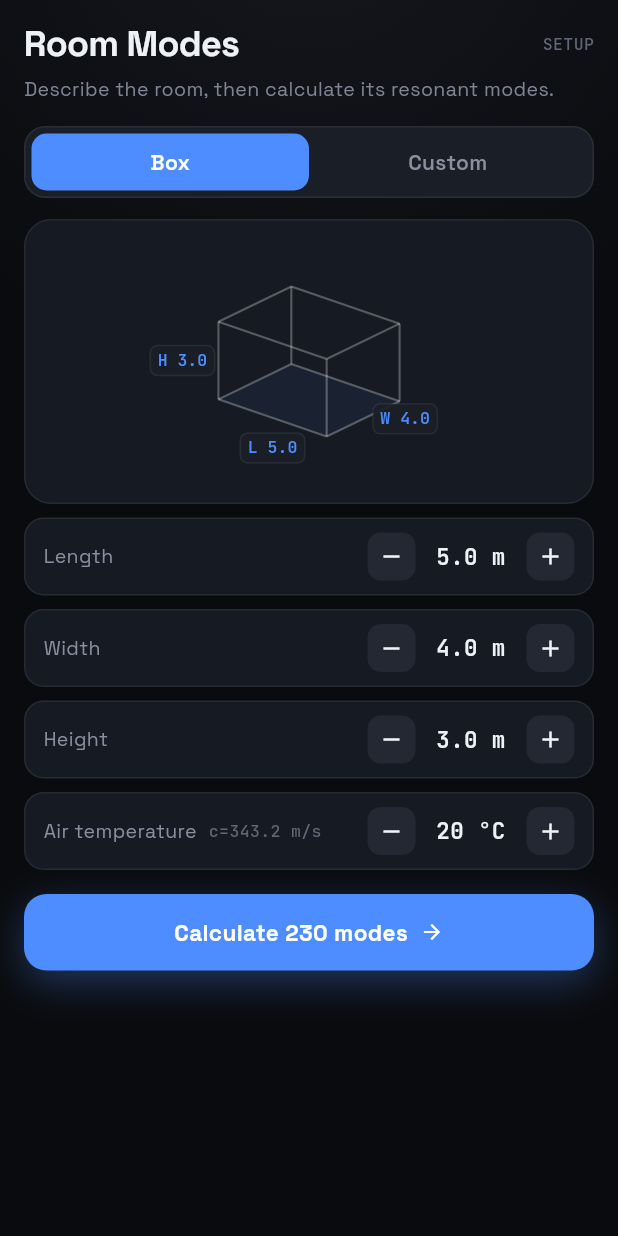
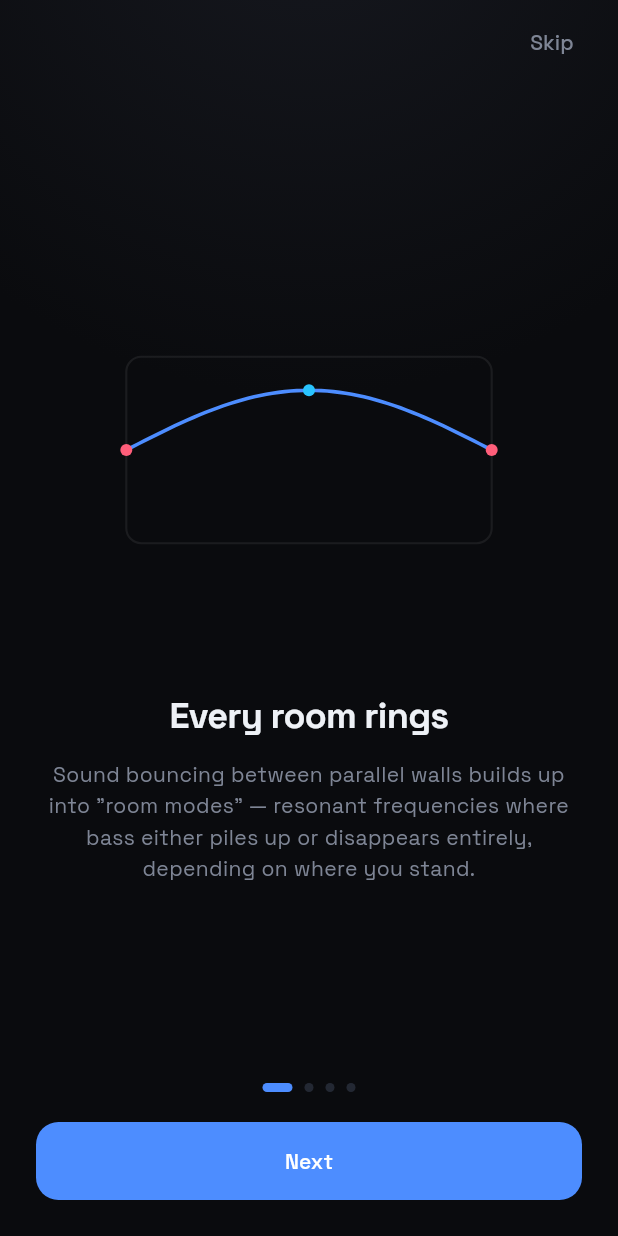
Before and after one commit to denis97/Room-Mode-calculator, a Flutter app: the screen it shows after launch, on a phone screen of 412 x 824 dp. Run offline on Flutter 3.47's test engine with Material 3 defaults, Android fonts, the phone set to English and light mode, and no system bars; our stand-ins replace audioplayers, flutter_riverpod, shared_preferences; missing offline and left inert: dart:ffi.

Commit message:
Add a first-launch onboarding intro
A 4-page swipeable explainer shown once on first launch, before Setup:
room modes as a concept, any-shape room support, exploring/hearing
modes, and the room-quality readouts. Each page has a small bespoke
CustomPainter illustration (a standing wave, box vs. L-shape, a mini
frequency axis + piano row, an ascending Bonello-style bar chart) built
from the app's existing color palette rather than generic icons.

- lib/state/onboarding_providers.dart: persists "seen" via
  shared_preferences; main() loads it before runApp() so the correct
  starting screen (onboarding vs. straight to Setup) is known
  synchronously, no loading flash.
- lib/ui/screens/onboarding_screen.dart: PageView + dot indicator +
  Skip/Next/Get started controls. Also reachable later via a help icon
  next to Setup's header, which pushes it as a normal route and pops
  back on finish instead of relying on the app's `home` swapping.

Caught a real overflow bug while testing this at a default (small)
test viewport: the page Column had no scroll fallback and a
width-derived AspectRatio illustration, which overflowed by 254px at
modest heights (short/landscape screens, large system font scaling).
Fixed with a LayoutBuilder + min-height-constrained
SingleChildScrollView (centers when content fits, scrolls instead of
clipping when it doesn't) and capping the illustration to a fraction
of the available height instead of deriving it from width alone.
Verified overflow-free at both a normal phone size and an intentionally
short/landscape one.

test/widgets/onboarding_screen_test.dart deliberately avoids importing
main.dart/root_screen.dart: those transitively pull in two files
(floor_plan_editor.dart, computed_mode_3d_view.dart) that use Flutter/
vector_math APIs newer than this repo's locally pinned SDK -- a
pre-existing, unrelated version mismatch (visible in `flutter
analyze`) that would otherwise fail this test file to compile.

Co-Authored-By: Claude Sonnet 5 <noreply@anthropic.com>
Claude-Session: https://claude.ai/code/session_01BhpgNpzTWRzpJgxQ4iRw1V

```diff
--- a/lib/main.dart
+++ b/lib/main.dart
@@ -1,23 +1,33 @@
 import 'package:flutter/material.dart';
 import 'package:flutter_riverpod/flutter_riverpod.dart';
 
+import 'state/onboarding_providers.dart';
 import 'ui/app_theme.dart';
+import 'ui/screens/onboarding_screen.dart';
 import 'ui/screens/root_screen.dart';
 
-void main() {
-  runApp(const ProviderScope(child: RoomModeApp()));
+void main() async {
+  WidgetsFlutterBinding.ensureInitialized();
+  final hasSeenOnboarding = await loadHasSeenOnboarding();
+  runApp(ProviderScope(
+    overrides: [
+      hasSeenOnboardingProvider.overrideWith((ref) => hasSeenOnboarding),
+    ],
+    child: const RoomModeApp(),
+  ));
 }
 
-class RoomModeApp extends StatelessWidget {
+class RoomModeApp extends ConsumerWidget {
   const RoomModeApp({super.key});
 
   @override
-  Widget build(BuildContext context) {
+  Widget build(BuildContext context, WidgetRef ref) {
+    final hasSeenOnboarding = ref.watch(hasSeenOnboardingProvider);
     return MaterialApp(
       title: 'Room Mode Calculator',
       debugShowCheckedModeBanner: false,
       theme: buildAppTheme(),
-      home: const RootScreen(),
+      home: hasSeenOnboarding ? const RootScreen() : const OnboardingScreen(),
     );
   }
 }
--- /dev/null
+++ b/lib/ui/screens/onboarding_screen.dart
@@ -0,0 +1,443 @@
+import 'dart:math' as math;
+
+import 'package:flutter/material.dart';
+import 'package:flutter_riverpod/flutter_riverpod.dart';
+
+import '../../state/onboarding_providers.dart';
+import '../app_theme.dart';
+
+/// First-launch intro: a short swipeable explainer for what room modes are
+/// and how the app's core workflows (shape, explore, judge quality) work.
+/// Shown once (see onboarding_providers.dart), and replayable from the
+/// Setup screen's help button.
+class OnboardingScreen extends ConsumerStatefulWidget {
+  const OnboardingScreen({super.key});
+
+  @override
+  ConsumerState<OnboardingScreen> createState() => _OnboardingScreenState();
+}
+
+class _OnboardingScreenState extends ConsumerState<OnboardingScreen> {
+  final _controller = PageController();
+  int _page = 0;
+
+  static const _pages = [
+    _OnboardingPage(
+      title: 'Every room rings',
+      body:
+          'Sound bouncing between parallel walls builds up into "room modes" '
+          '— resonant frequencies where bass either piles up or disappears '
+          'entirely, depending on where you stand.',
+      painter: _StandingWavePainter(),
+    ),
+    _OnboardingPage(
+      title: 'Any shape you like',
+      body:
+          'Start with a simple box, or draw an L-shape, alcove, or anything '
+          'else. The same solver handles both — on-device, no internet '
+          'needed.',
+      painter: _RoomShapesPainter(),
+    ),
+    _OnboardingPage(
+      title: 'See it, hear it',
+      body:
+          'Every mode shows up on the frequency axis. Tap one to hear its '
+          'pitch on the keyboard and watch its pressure field ripple '
+          'through the room in 3D.',
+      painter: _FrequencyPianoPainter(),
+    ),
+    _OnboardingPage(
+      title: 'Judge the room',
+      body:
+          'The Bonello and Schroeder readouts tell you at a glance whether '
+          'your room\'s modes are well spaced out, or clustered in a way '
+          'that will color the bass.',
+      painter: _QualityGaugePainter(),
+    ),
+  ];
+
+  Future<void> _finish() async {
+    await markOnboardingSeen();
+    ref.read(hasSeenOnboardingProvider.notifier).state = true;
+    // When replayed from Setup (pushed on top of the already-running app,
+    // where hasSeenOnboardingProvider is already true) the state flip above
+    // is a no-op, so pop this route explicitly instead of relying on
+    // MaterialApp swapping `home`.
+    if (mounted && Navigator.of(context).canPop()) {
+      Navigator.of(context).pop();
+    }
+  }
+
+  @override
+  void dispose() {
+    _controller.dispose();
+    super.dispose();
+  }
+
+  @override
+  Widget build(BuildContext context) {
+    final isLast = _page == _pages.length - 1;
+
+    return Scaffold(
+      body: DecoratedBox(
+        decoration: const BoxDecoration(gradient: appBackgroundGradient),
+        child: SafeArea(
+          child: Column(
+            children: [
+              Align(
+                alignment: Alignment.topRight,
+                child: Padding(
+                  padding: const EdgeInsets.fromLTRB(8, 4, 12, 0),
+                  child: TextButton(
+                    onPressed: _finish,
+                    child: Text('Skip',
+                        style: TextStyle(color: AppColors.textMuted)),
+                  ),
+                ),
+              ),
+              Expanded(
+                child: PageView(
+                  controller: _controller,
+                  onPageChanged: (i) => setState(() => _page = i),
+                  children: [
+                    for (final p in _pages) _OnboardingPageView(page: p),
+                  ],
+                ),
+              ),
+              Padding(
+                padding: const EdgeInsets.fromLTRB(24, 8, 24, 24),
+                child: Column(
+                  children: [
+                    Row(
+                      mainAxisAlignment: MainAxisAlignment.center,
+                      children: [
+                        for (var i = 0; i < _pages.length; i++)
+                          AnimatedContainer(
+                            duration: const Duration(milliseconds: 200),
+                            margin: const EdgeInsets.symmetric(horizontal: 4),
+                            width: i == _page ? 20 : 6,
+                            height: 6,
+                            decoration: BoxDecoration(
+                              color: i == _page
+                                  ? AppColors.accent
+                                  : AppColors.control,
+                              borderRadius: BorderRadius.circular(3),
+                            ),
+                          ),
+                      ],
+                    ),
+                    const SizedBox(height: 20),
+                    SizedBox(
+                      width: double.infinity,
+                      child: FilledButton(
+                        onPressed: () {
+                          if (isLast) {
+                            _finish();
+                          } else {
+                            _controller.nextPage(
+                              duration: const Duration(milliseconds: 280),
+                              curve: Curves.easeOutCubic,
+                            );
+                          }
+                        },
+                        style: FilledButton.styleFrom(
+                          padding:
+                              const EdgeInsets.symmetric(vertical: 16),
+                        ),
+                        child: Text(isLast ? 'Get started' : 'Next'),
+                      ),
+                    ),
+                  ],
+                ),
+              ),
+            ],
+          ),
+        ),
+      ),
+    );
+  }
+}
+
+class _OnboardingPage {
+  const _OnboardingPage({
+    required this.title,
+    required this.body,
+    required this.painter,
+  });
+
+  final String title;
+  final String body;
+  final CustomPainter painter;
+}
+
+class _OnboardingPageView extends StatelessWidget {
+  const _OnboardingPageView({required this.page});
+
+  final _OnboardingPage page;
+
+  @override
+  Widget build(BuildContext context) {
+    // A fixed-size illustration + centered Column can overflow on a short
+    // viewport (a small/landscape device, a resized window, large system
+    // font scaling) since nothing here scrolls on its own. LayoutBuilder +
+    // a min-height ConstrainedBox inside a SingleChildScrollView keeps the
+    // usual centered look when everything fits, and falls back to
+    // scrolling instead of clipping content when it doesn't. Capping the
+    // illustration to a fraction of the viewport (rather than sizing it
+    // from width alone via a bare AspectRatio) also makes that overflow
+    // far less likely to begin with.
+    return LayoutBuilder(
+      builder: (context, constraints) {
+        return SingleChildScrollView(
+          padding: const EdgeInsets.symmetric(horizontal: 32, vertical: 16),
+          child: ConstrainedBox(
+            constraints: BoxConstraints(
+              minHeight: constraints.maxHeight - 32,
+            ),
+            child: Center(
+              child: Column(
+                mainAxisSize: MainAxisSize.min,
+                children: [
+                  ConstrainedBox(
+                    constraints: BoxConstraints(
+                      maxHeight: constraints.maxHeight * 0.42,
+                    ),
+                    child: AspectRatio(
+                      aspectRatio: 1.4,
+                      child: CustomPaint(
+                          painter: page.painter, child: const SizedBox.expand()),
+                    ),
+                  ),
+                  const SizedBox(height: 36),
+                  Text(
+                    page.title,
+                    textAlign: TextAlign.center,
+                    style: const TextStyle(
+                      fontSize: 24,
+                      fontWeight: FontWeight.w700,
+                      letterSpacing: -0.5,
+                      color: AppColors.textPrimary,
+                    ),
+                  ),
+                  const SizedBox(height: 12),
+                  Text(
+                    page.body,
+                    textAlign: TextAlign.center,
+                    style: const TextStyle(
+                      fontSize: 14,
+                      height: 1.5,
+                      color: AppColors.textMuted,
+                    ),
+                  ),
+                ],
+              ),
+            ),
+          ),
+        );
+      },
+    );
+  }
+}
+
+/// A box with a standing wave's pressure envelope arcing between its walls,
+/// colored by the diverging pressure-field palette used everywhere else in
+/// the app.
+class _StandingWavePainter extends CustomPainter {
+  const _StandingWavePainter();
+
+  @override
+  void paint(Canvas canvas, Size size) {
+    final w = size.width * 0.7, h = size.height * 0.5;
+    final left = (size.width - w) / 2, top = (size.height - h) / 2;
+    final rect = Rect.fromLTWH(left, top, w, h);
+
+    canvas.drawRRect(
+      RRect.fromRectAndRadius(rect, const Radius.circular(10)),
+      Paint()
+        ..color = AppColors.border
+        ..style = PaintingStyle.stroke
+        ..strokeWidth = 1.4,
+    );
+
+    final midY = rect.center.dy;
+    final amp = h * 0.32;
+    final path = Path();
+    const steps = 60;
+    for (var i = 0; i <= steps; i++) {
+      final t = i / steps;
+      final x = rect.left + t * w;
+      final y = midY - amp * math.sin(t * math.pi);
+      if (i == 0) {
+        path.moveTo(x, y);
+      } else {
+        path.lineTo(x, y);
+      }
+    }
+    canvas.drawPath(
+      path,
+      Paint()
+        ..color = AppColors.accent
+        ..style = PaintingStyle.stroke
+        ..strokeWidth = 2.4
+        ..strokeCap = StrokeCap.round,
+    );
+
+    for (final t in [0.0, 1.0]) {
+      final x = rect.left + t * w;
+      canvas.drawCircle(Offset(x, midY), 4,
+          Paint()..color = AppColors.fieldPositive);
+    }
+    canvas.drawCircle(Offset(rect.left + w / 2, midY - amp), 4,
+        Paint()..color = AppColors.fieldNegative);
+  }
+
+  @override
+  bool shouldRepaint(covariant CustomPainter oldDelegate) => false;
+}
+
+/// A plain rectangle beside an L-shape, both outlined the same way, to say
+/// "same tool, any floor plan".
+class _RoomShapesPainter extends CustomPainter {
+  const _RoomShapesPainter();
+
+  @override
+  void paint(Canvas canvas, Size size) {
+    final stroke = Paint()
+      ..color = AppColors.accent
+      ..style = PaintingStyle.stroke
+      ..strokeWidth = 2.2
+      ..strokeJoin = StrokeJoin.round;
+    final fill = Paint()..color = AppColors.accentSoft;
+
+    final boxSize = math.min(size.width * 0.32, size.height * 0.55);
+    final gap = size.width * 0.10;
+    final totalW = boxSize * 2 + gap;
+    final left0 = (size.width - totalW) / 2;
+    final top = (size.height - boxSize) / 2;
+
+    final rect = Rect.fromLTWH(left0, top, boxSize, boxSize);
+    canvas.drawRRect(
+        RRect.fromRectAndRadius(rect, const Radius.circular(6)), fill);
+    canvas.drawRRect(
+        RRect.fromRectAndRadius(rect, const Radius.circular(6)), stroke);
+
+    final lx = left0 + boxSize + gap;
+    final notch = boxSize * 0.45;
+    final lPath = Path()
+      ..moveTo(lx, top)
+      ..lineTo(lx + boxSize, top)
+      ..lineTo(lx + boxSize, top + boxSize)
+      ..lineTo(lx + notch, top + boxSize)
+      ..lineTo(lx + notch, top + notch)
+      ..lineTo(lx, top + notch)
+      ..close();
+    canvas.drawPath(lPath, fill);
+    canvas.drawPath(lPath, stroke);
+  }
+
+  @override
+  bool shouldRepaint(covariant CustomPainter oldDelegate) => false;
+}
+
+/// A mini frequency axis with mode-type-colored markers above a row of
+/// piano-key rectangles.
+class _FrequencyPianoPainter extends CustomPainter {
+  const _FrequencyPianoPainter();
+
+  @override
+  void paint(Canvas canvas, Size size) {
+    final axisY = size.height * 0.42;
+    final left = size.width * 0.12, right = size.width * 0.88;
+
+    canvas.drawLine(Offset(left, axisY), Offset(right, axisY),
+        Paint()..color = AppColors.border..strokeWidth = 1.4);
+
+    final markers = [
+      (0.10, AppColors.axial),
+      (0.32, AppColors.tangential),
+      (0.55, AppColors.oblique),
+      (0.75, AppColors.axial),
+    ];
+    for (final (t, color) in markers) {
+      final x = left + t * (right - left);
+      canvas.drawLine(Offset(x, axisY - 10), Offset(x, axisY + 10),
+          Paint()..color = color..strokeWidth = 2.6..strokeCap = StrokeCap.round);
+      canvas.drawCircle(Offset(x, axisY - 10), 3, Paint()..color = color);
+    }
+
+    final keyTop = axisY + size.height * 0.18;
+    final keyH = size.height * 0.26;
+    const keyCount = 9;
+    final keyW = (right - left) / keyCount;
+    for (var i = 0; i < keyCount; i++) {
+      final x = left + i * keyW;
+      final rect = Rect.fromLTWH(x, keyTop, keyW - 2, keyH);
+      canvas.drawRRect(
+        RRect.fromRectAndRadius(rect, const Radius.circular(2)),
+        Paint()..color = i == 3 ? AppColors.accentSoft : AppColors.surfaceAlt,
+      );
+      canvas.drawRRect(
+        RRect.fromRectAndRadius(rect, const Radius.circular(2)),
+        Paint()
+          ..color = AppColors.border
+          ..style = PaintingStyle.stroke
+          ..strokeWidth = 1,
+      );
+    }
+  }
+
+  @override
+  bool shouldRepaint(covariant CustomPainter oldDelegate) => false;
+}
+
+/// A small ascending bar chart (Bonello's "non-decreasing mode count per
+/// band" idea) with a check mark, standing in for the room-quality readouts.
+class _QualityGaugePainter extends CustomPainter {
+  const _QualityGaugePainter();
+
+  @override
+  void paint(Canvas canvas, Size size) {
+    final heights = [0.3, 0.45, 0.55, 0.8, 0.95];
+    final barW = size.width * 0.09;
+    final gap = size.width * 0.04;
+    final totalW = heights.length * barW + (heights.length - 1) * gap;
+    var x = (size.width - totalW) / 2;
+    final baseY = size.height * 0.72;
+    final maxH = size.height * 0.5;
+
+    for (var i = 0; i < heights.length; i++) {
+      final h = maxH * heights[i];
+      final rect = Rect.fromLTWH(x, baseY - h, barW, h);
+      final color = Color.lerp(AppColors.oblique, AppColors.accent, i / (heights.length - 1))!;
+      canvas.drawRRect(
+        RRect.fromRectAndRadius(rect, const Radius.circular(3)),
+        Paint()..color = color.withValues(alpha: 0.85),
+      );
+      x += barW + gap;
+    }
+
+    canvas.drawLine(
+      Offset(size.width * 0.15, baseY),
+      Offset(size.width * 0.85, baseY),
+      Paint()..color = AppColors.border..strokeWidth = 1.4,
+    );
+
+    // Checkmark badge, top-right of the chart.
+    final badgeCenter = Offset(size.width * 0.82, size.height * 0.16);
+    canvas.drawCircle(badgeCenter, 14, Paint()..color = AppColors.oblique.withValues(alpha: 0.18));
+    final checkPaint = Paint()
+      ..color = AppColors.oblique
+      ..style = PaintingStyle.stroke
+      ..strokeWidth = 2.4
+      ..strokeCap = StrokeCap.round
+      ..strokeJoin = StrokeJoin.round;
+    final check = Path()
+      ..moveTo(badgeCenter.dx - 6, badgeCenter.dy)
+      ..lineTo(badgeCenter.dx - 1.5, badgeCenter.dy + 5)
+      ..lineTo(badgeCenter.dx + 6.5, badgeCenter.dy - 6);
+    canvas.drawPath(check, checkPaint);
+  }
+
+  @override
+  bool shouldRepaint(covariant CustomPainter oldDelegate) => false;
+}
--- a/pubspec.yaml
+++ b/pubspec.yaml
@@ -21,6 +21,9 @@ dependencies:
   # Memory allocation helpers (calloc/malloc) for the native solver's FFI
   # bindings (lib/core/numeric/native/).
   ffi: ^2.1.0
+
+  # Persists whether the first-launch onboarding intro has been shown.
+  shared_preferences: ^2.3.0
 
 dev_dependencies:
   flutter_test:
```
Also changed, not shown: lib/state/onboarding_providers.dart (added, +28 -0 lines), lib/ui/screens/setup_screen.dart (+20 -3 lines), 1 other file.
